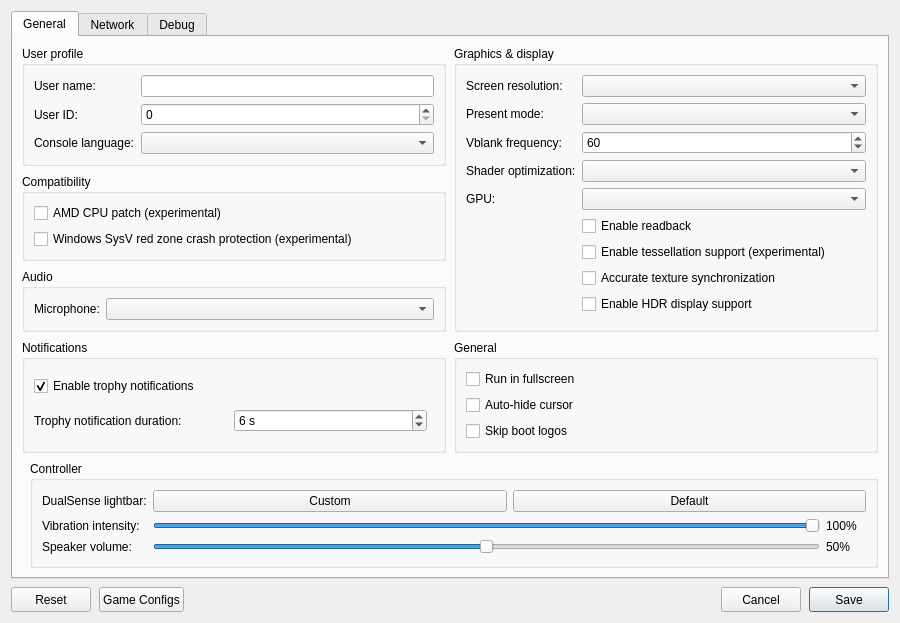
Before: the Qt Designer form src/launcher/forms/configuration_edit_dialog.ui in KytyPS5/KytyPS5, drawn with Qt 5.
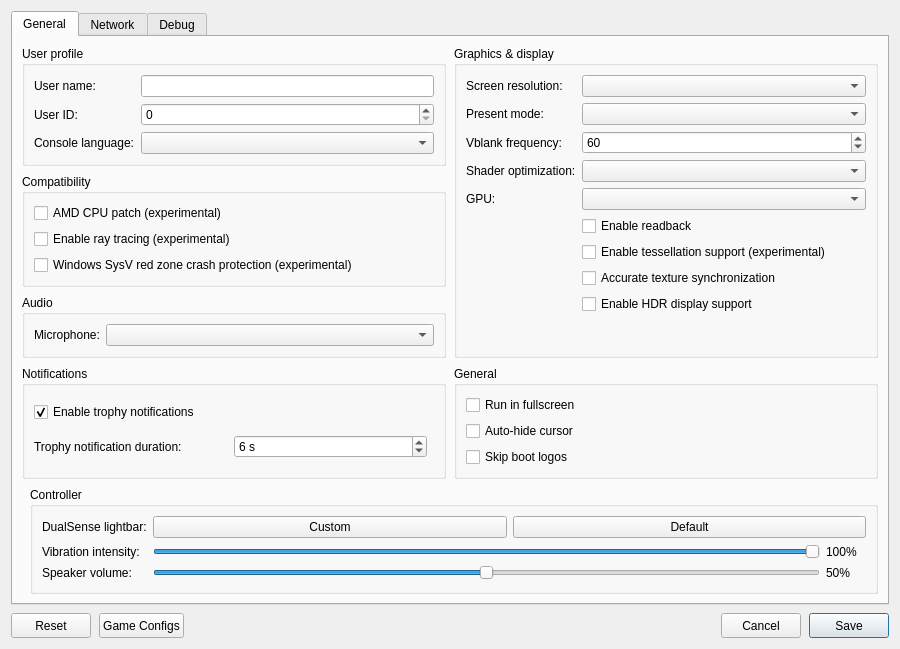
After: the same form once the commit is applied. Custom widgets are drawn as their Qt base class.

Commit message: config: add the --raytracing option

```diff
--- a/src/launcher/forms/configuration_edit_dialog.ui
+++ b/src/launcher/forms/configuration_edit_dialog.ui
@@ -264,6 +264,12 @@
               <property name="text"><string>AMD CPU patch (experimental)</string></property>
              </widget>
             </item>
+            <item>
+             <widget class="QCheckBox" name="checkBox_raytracing">
+              <property name="toolTip"><string>Run ray tracing shaders. Disabled by default; ray tracing support is experimental.</string></property>
+              <property name="text"><string>Enable ray tracing (experimental)</string></property>
+             </widget>
+            </item>
             <item>
              <widget class="QCheckBox" name="checkBox_red_zone_protection">
               <property name="toolTip"><string>Helps prevent crashes in some games on Windows</string></property>
```
The commit also changes 7 other files.
